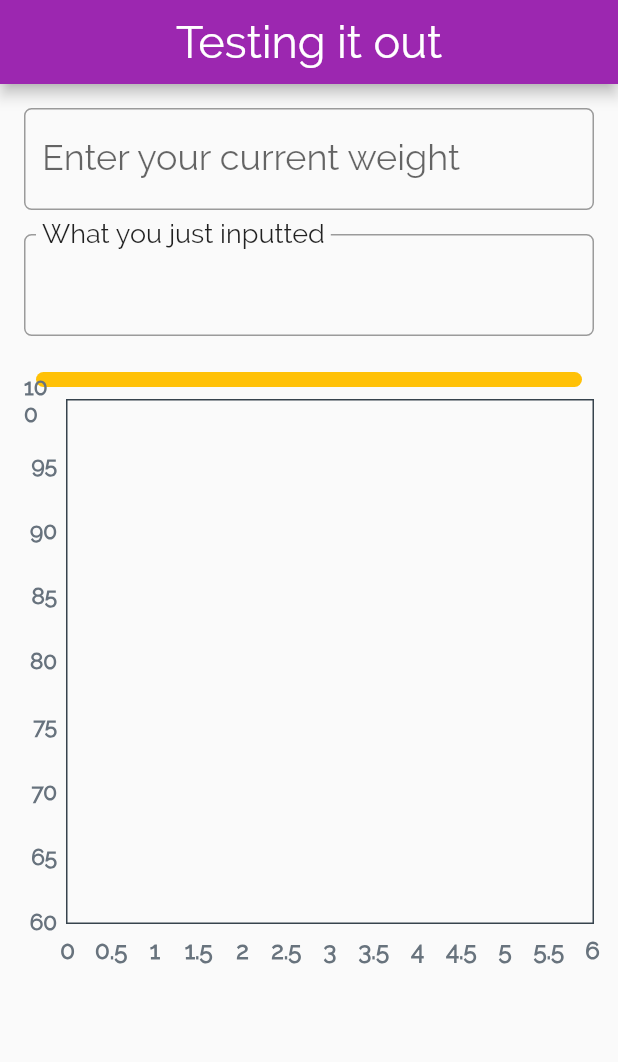
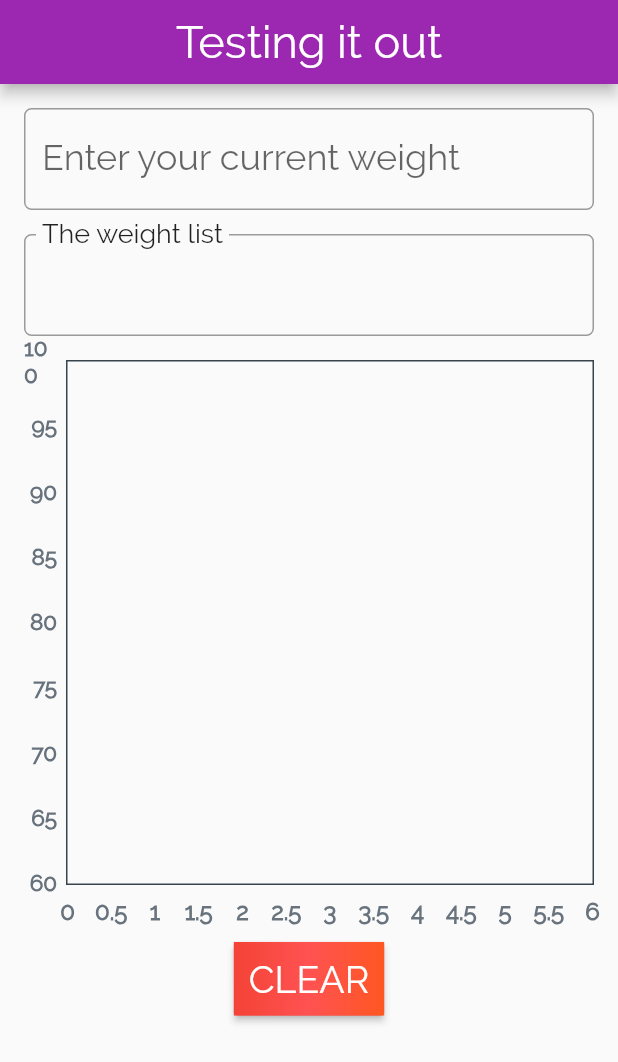
Before and after one commit to deepakmkoshy/WeightTracker, a Flutter app: the screen it shows after launch, on a phone screen of 412 x 824 dp. Shown: the top 1062 px of the screen. Run offline on Flutter 3.47's test engine with Material 2 defaults, Android fonts, the phone set to English and light mode, and no system bars; drawn by our look-alikes of fl_chart; our stand-ins replace cloud_firestore; accounts and stored records are empty.

Commit message:
Added the clear button to clear the list. Made fspots a local variable to avoid runtime errors

```diff
--- a/lib/Graph.dart
+++ b/lib/Graph.dart
@@ -17,21 +17,21 @@ class GraphState extends State<Graph> {
   ];
   double minY;
   double maxY;
-  final fSpots = <FlSpot>[];
-@override
-void initState(){
-  super.initState();
-  minY=60;
-  maxY=100;
-}
+  @override
+  void initState() {
+    super.initState();
+    minY = 60;
+    maxY = 100;
+  }
+
   //Function to create the Spots from scratch using the weight list
   List<FlSpot> _updateSta() {
-    fSpots.clear(); //Clearing to avoid overlap of the list
+    final fSpots = <FlSpot>[];
 
     if (widget.wt.isNotEmpty) {
       for (int i = 0; i < widget.wt.length; i++) {
         fSpots.add(FlSpot((i.toDouble()), double.parse(widget.wt[i])));
-        if(i == 0){
+        if (i == 0) {
           minY = (double.parse(widget.wt[i]) - 20).roundToDouble();
           maxY = (double.parse(widget.wt[i]) + 20).roundToDouble();
         }
@@ -98,7 +98,6 @@ void initState(){
       borderData: FlBorderData(
           show: true,
           border: Border.all(color: const Color(0xff37434d), width: 1)),
-
       lineBarsData: [
         LineChartBarData(
           spots: _updateSta(),
--- a/lib/HomePage.dart
+++ b/lib/HomePage.dart
@@ -51,19 +51,24 @@ class _MyHomePageState extends State<MyHomePage> {
     });
   }
 
-  Widget _viewList() {
+  String _viewList() {
     String tmp = '';
-    if (weight.isEmpty)
-      return null;
-    else {
+    if (weight.isNotEmpty) {
       for (var text in weight) {
         tmp = tmp + ' ' + text;
       }
-      return Text(
-        tmp,
-        style: Theme.of(context).textTheme.headline5,
-      );
     }
+    return tmp;
+  }
+
+  //Clearing the Firestore weight List
+  void clearDB() {
+    setState(() {
+    weight.clear();
+    firestore.collection("Weight_List").document("wtlist").updateData({
+      "weight": FieldValue.delete(),
+    });
+    });
   }
 
   @override
@@ -93,10 +98,10 @@ class _MyHomePageState extends State<MyHomePage> {
               padding: const EdgeInsets.symmetric(vertical: 16.0),
               child: Container(
                 child: InputDecorator(
-                  child: Text(_input,
+                  child: Text(_viewList(),
                       style: Theme.of(context).textTheme.headline5),
                   decoration: InputDecoration(
-                    labelText: 'What you just inputted',
+                    labelText: 'The weight list',
                     labelStyle: Theme.of(context).textTheme.headline5,
                     border: OutlineInputBorder(
                         borderRadius: BorderRadius.circular(5.0)),
@@ -104,17 +109,34 @@ class _MyHomePageState extends State<MyHomePage> {
                 ),
               ),
             ),
+            Graph(weight),
             Padding(
-              padding: const EdgeInsets.all(8.0),
-              child: Container(
-                child: _viewList(),
-                padding: EdgeInsets.all(5.0),
-                decoration: BoxDecoration(
-                    borderRadius: BorderRadius.circular(10.0),
-                    color: Colors.amber),
+              padding: const EdgeInsets.only(top: 8.0),
+              child: RaisedButton(
+                onPressed: clearDB,
+                color: Colors.redAccent,
+                padding: EdgeInsets.all(0.0),
+                child: Container(
+                  decoration: const BoxDecoration(
+                    gradient: LinearGradient(
+                      colors: <Color>[
+                        Colors.red,
+                        Colors.redAccent,
+                        Colors.deepOrange,
+                      ],
+                    ),
+                  ),
+                  padding: EdgeInsets.all(10.0),
+                  child: Text(
+                    "CLEAR",
+                    style: Theme.of(context)
+                        .textTheme
+                        .headline5
+                        .copyWith(color: Colors.white, fontSize: 25.0),
+                  ),
+                ),
               ),
             ),
-            Graph(weight),
           ],
         ),
       ),
```
